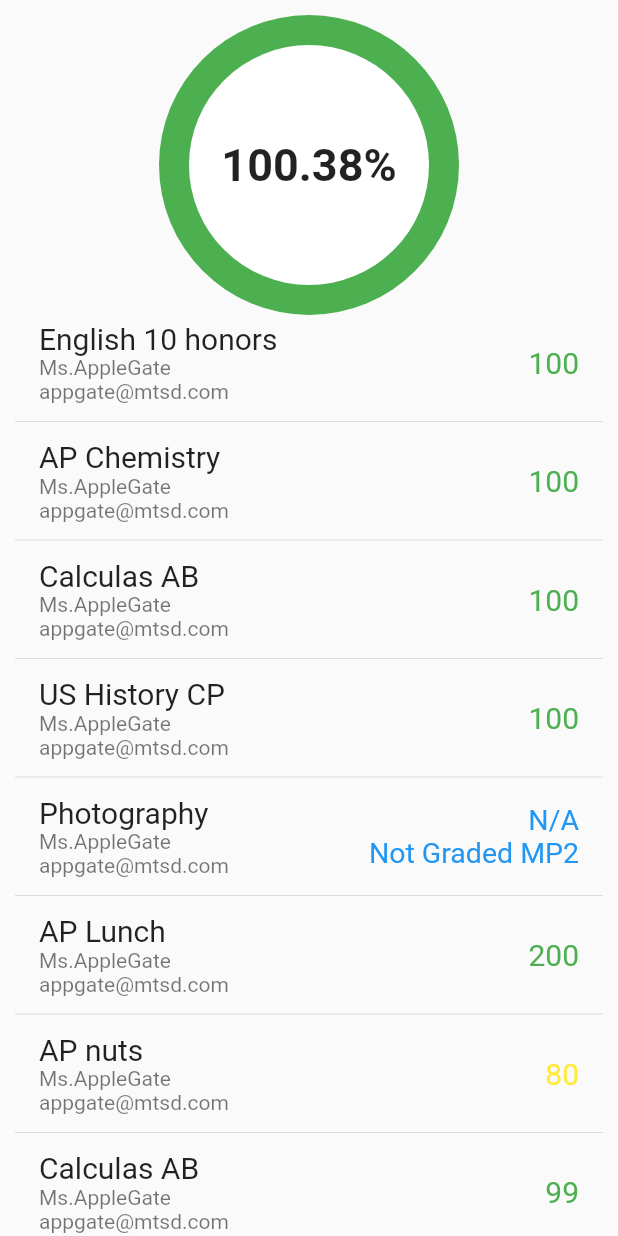
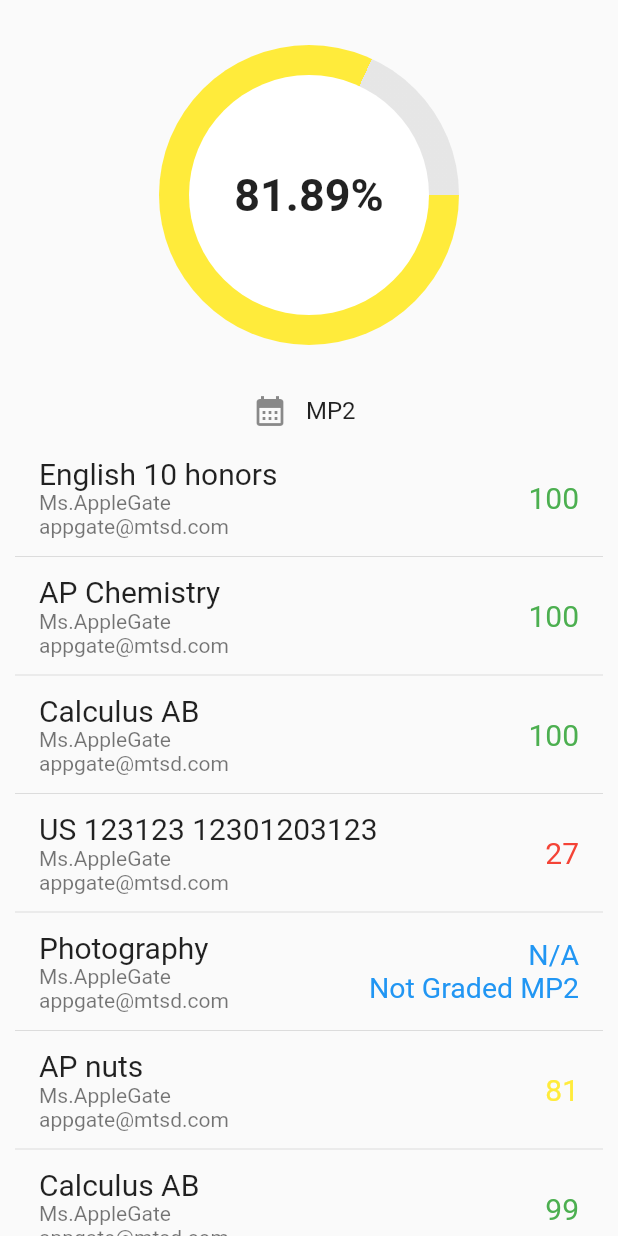
Before and after one commit to Genibook/Zenesus-frontend, a Flutter app: the screen it shows after launch, on a phone screen of 412 x 824 dp. Run offline on Flutter 3.47's test engine with Material 2 defaults, Android fonts, the phone set to English and light mode, and no system bars; our stand-ins replace device_preview, shared_preferences, universal_platform; missing offline and left inert: window_size.

Commit message:
courses page

```diff
--- a/lib/screens/testing.dart
+++ b/lib/screens/testing.dart
@@ -1,7 +1,9 @@
 import 'package:zenesus/serializers/courses.dart';
+import 'package:zenesus/serializers/mps.dart';
 import 'package:flutter/material.dart';
 import 'package:zenesus/widgets/appbar.dart';
 import 'dart:async';
+import 'dart:math';
 
 class TestingScreen extends StatefulWidget {
   const TestingScreen({Key? key}) : super(key: key);
@@ -12,6 +14,9 @@ class TestingScreen extends StatefulWidget {
 
 class _test extends State<TestingScreen> {
   Future<Courses>? _futureCourses;
+  Future<MPs>? _futureMPs;
+  late List<DropdownMenuItem<String>> _dropdownMenuMPS;
+  late String _selectedMP;
 
   @override
   void initState() {
@@ -22,8 +27,9 @@ class _test extends State<TestingScreen> {
   Widget build(BuildContext context) {
     setState(() {
       _futureCourses = modelCourse();
+      _futureMPs = modelMPs();
     });
-    return buildFutureBuilder();
+    return buildFutureCourseBuilder();
   }
 
   MaterialColor getColorFromGrade(double grade) {
@@ -60,20 +66,79 @@ class _test extends State<TestingScreen> {
     return average;
   }
 
-  FutureBuilder<Courses> buildFutureBuilder() {
+  List<DropdownMenuItem<String>> buildDropdownMenuMPS(List<String> mps) {
+    List<DropdownMenuItem<String>> items = [];
+    for (String mp in mps) {
+      items.add(
+        DropdownMenuItem(
+          value: mp,
+          child: Text(mp),
+        ),
+      );
+    }
+    return items;
+  }
+
+  onChangeDropdownMP(String? selectedMP) {
+    setState(() {
+      _selectedMP = selectedMP!;
+    });
+  }
+
+  FutureBuilder<MPs> buildFutureMPsBuilder() {
+    return FutureBuilder(
+      future: _futureMPs,
+      builder: ((context, snapshot) {
+        if (snapshot.hasData) {
+          _dropdownMenuMPS = buildDropdownMenuMPS(snapshot.data!.mps);
+          _selectedMP = snapshot.data!.mp;
+          FocusScope.of(context).unfocus();
+          return Padding(
+              padding: const EdgeInsets.all(0),
+              child: DropdownButtonFormField(
+                decoration: const InputDecoration(
+                    prefixIcon: Icon(Icons.calendar_month),
+                    enabledBorder: InputBorder.none),
+                value: _selectedMP,
+                items: _dropdownMenuMPS,
+                onChanged: onChangeDropdownMP,
+                icon: const Visibility(
+                    visible: false, child: Icon(Icons.arrow_downward)),
+                isExpanded: false,
+                autofocus: false,
+              ));
+        } else {
+          return const SizedBox.shrink();
+        }
+      }),
+    );
+  }
+
+  double roundDouble(double value, int places) {
+    num mod = pow(10.0, places);
+    return ((value * mod).round().toDouble() / mod);
+  }
+
+  FutureBuilder<Courses> buildFutureCourseBuilder() {
     return FutureBuilder(
       future: _futureCourses,
       builder: (context, snapshot) {
-        List<Widget> children;
+        Widget child;
         if (snapshot.hasData) {
           const double size = 200;
-          const double twoPi = 3.14 * 2;
+          const double twoPi = pi * 2;
           List<dynamic> data = snapshot.data!.courseGrades;
           double average = calculateGradeAverage(snapshot.data!.courseGrades);
           var brightness = MediaQuery.of(context).platformBrightness;
           bool isDarkMode = brightness == Brightness.dark;
-          children = [
-            Container(
+          child = Column(
+              crossAxisAlignment: CrossAxisAlignment.center,
+              mainAxisAlignment: MainAxisAlignment.start,
+              children: [
+                const SizedBox(
+                  height: 20,
+                ),
+                SizedBox(
                     width: size,
                     height: size,
                     child: Stack(children: [
@@ -107,13 +172,21 @@ class _test extends State<TestingScreen> {
                                   : Colors.white,
                               shape: BoxShape.circle),
                           child: Center(
-                          child: Text(
-                              "${double.parse((average).toStringAsFixed(2))}%",
+                              child: Text("${roundDouble(average, 2)}%",
                                   style: const TextStyle(
-                                  fontSize: 30, fontWeight: FontWeight.bold))),
+                                      fontSize: 30,
+                                      fontWeight: FontWeight.bold))),
                         ),
                       )
                     ])),
+                const SizedBox(
+                  height: 20,
+                ),
+                SizedBox(
+                  height: 50,
+                  width: 100,
+                  child: buildFutureMPsBuilder(),
+                ),
                 ListView.separated(
                     separatorBuilder: (_, __) => const Divider(),
                     physics: const NeverScrollableScrollPhysics(),
@@ -154,10 +227,16 @@ class _test extends State<TestingScreen> {
                         onTap: () {},
                       );
                     }),
-          ];
+              ]);
+          child = SingleChildScrollView(
+              physics: const ScrollPhysics(),
+              child: Padding(padding: const EdgeInsets.all(10), child: child));
         } else if (snapshot.hasError) {
-          children = <Widget>[
-            const CoursesAppbar(),
+          child = Center(
+              child: Column(
+                  crossAxisAlignment: CrossAxisAlignment.center,
+                  mainAxisAlignment: MainAxisAlignment.center,
+                  children: <Widget>[
                 const Icon(
                   Icons.error_outline,
                   color: Colors.red,
@@ -167,10 +246,13 @@ class _test extends State<TestingScreen> {
                   padding: const EdgeInsets.only(top: 16),
                   child: Text('Error: ${snapshot.error}'),
                 )
-          ];
+              ]));
         } else {
-          children = const <Widget>[
-            CoursesAppbar(),
+          child = Center(
+              child: Column(
+                  crossAxisAlignment: CrossAxisAlignment.center,
+                  mainAxisAlignment: MainAxisAlignment.center,
+                  children: const <Widget>[
                 SizedBox(
                   width: 60,
                   height: 60,
@@ -180,19 +262,9 @@ class _test extends State<TestingScreen> {
                   padding: EdgeInsets.only(top: 16),
                   child: Text('Fetching your information...'),
                 )
-          ];
+              ]));
         }
-        return Scaffold(
-            body: SingleChildScrollView(
-                physics: const ScrollPhysics(),
-                child: Padding(
-                  padding: const EdgeInsets.all(10),
-                  child: Column(
-                    crossAxisAlignment: CrossAxisAlignment.center,
-                    mainAxisAlignment: MainAxisAlignment.start,
-                    children: children,
-                  ),
-                )));
+        return Scaffold(body: child);
       },
     );
   }
--- a/lib/serializers/courses.dart
+++ b/lib/serializers/courses.dart
@@ -1,4 +1,3 @@
-import 'package:flutter/cupertino.dart';
 import 'package:http/http.dart' as http;
 import 'dart:convert';
 import 'dart:async';
@@ -44,8 +43,8 @@ Future<Courses> modelCourse() async {
   return const Courses(courseGrades: [
     ["English 10 honors", "Ms.AppleGate", "appgate@mtsd.com", "100", "N/A"],
     ["AP Chemistry", "Ms.AppleGate", "appgate@mtsd.com", "100", "N/A"],
-    ["Calculas AB", "Ms.AppleGate", "appgate@mtsd.com", "100", "N/A"],
-    ["US History CP", "Ms.AppleGate", "appgate@mtsd.com", "100", "N/A"],
+    ["Calculus AB", "Ms.AppleGate", "appgate@mtsd.com", "100", "N/A"],
+    ["US 123123 12301203123", "Ms.AppleGate", "appgate@mtsd.com", "27", "N/A"],
     [
       "Photography",
       "Ms.AppleGate",
@@ -53,25 +52,10 @@ Future<Courses> modelCourse() async {
       "N/A",
       "Not Graded MP2"
     ],
-    ["AP Lunch", "Ms.AppleGate", "appgate@mtsd.com", "200", "N/A"],
-    ["AP nuts", "Ms.AppleGate", "appgate@mtsd.com", "80", "N/A"],
-    ["Calculas AB", "Ms.AppleGate", "appgate@mtsd.com", "99", "N/A"],
-    ["IDK", "Ms.AppleGate", "appgate@mtsd.com", "40", "N/A"],
-    ["o", "Ms.AppleGate", "appgate@mtsd.com", "92", "N/A"],
+    ["AP nuts", "Ms.AppleGate", "appgate@mtsd.com", "81", "N/A"],
+    ["Calculus AB", "Ms.AppleGate", "appgate@mtsd.com", "99", "N/A"],
+    ["IDK", "Ms.AppleGate", "appgate@mtsd.com", "71", "N/A"],
+    ["o", "Ms.AppleGate", "appgate@mtsd.com", "61", "N/A"],
     ["AP Chemistry", "Ms.AppleGate", "appgate@mtsd.com", "98", "N/A"],
-    ["Calculas AB", "Ms.AppleGate", "appgate@mtsd.com", "100", "N/A"],
-    ["US History CP", "Ms.AppleGate", "appgate@mtsd.com", "100", "N/A"],
-    ["English 10 honors", "Ms.AppleGate", "appgate@mtsd.com", "100", "N/A"],
-    ["AP Chemistry", "Ms.AppleGate", "appgate@mtsd.com", "100", "N/A"],
-    ["Calculas AB", "Ms.AppleGate", "appgate@mtsd.com", "100", "N/A"],
-    ["US History CP", "Ms.AppleGate", "appgate@mtsd.com", "100", "N/A"],
-    ["English 10 honors", "Ms.AppleGate", "appgate@mtsd.com", "100", "N/A"],
-    ["AP Chemistry", "Ms.AppleGate", "appgate@mtsd.com", "100", "N/A"],
-    ["Calculas AB", "Ms.AppleGate", "appgate@mtsd.com", "100", "N/A"],
-    ["US History CP", "Ms.AppleGate", "appgate@mtsd.com", "100", "N/A"],
-    ["English 10 honors", "Ms.AppleGate", "appgate@mtsd.com", "100", "N/A"],
-    ["AP Chemistry", "Ms.AppleGate", "appgate@mtsd.com", "100", "N/A"],
-    ["Calculas AB", "Ms.AppleGate", "appgate@mtsd.com", "100", "N/A"],
-    ["US History CP", "Ms.AppleGate", "appgate@mtsd.com", "100", "N/A"],
   ]);
 }
--- /dev/null
+++ b/lib/serializers/mps.dart
@@ -0,0 +1,44 @@
+import 'package:http/http.dart' as http;
+import 'dart:convert';
+import 'dart:async';
+import "package:zenesus/constants.dart";
+
+class MPs {
+  final List<String> mps;
+  final String mp;
+
+  const MPs({
+    required this.mps,
+    required this.mp,
+  });
+
+  int length() {
+    return mps.length;
+  }
+
+  factory MPs.fromJson(Map<String, dynamic> json) {
+    return MPs(mps: json['mps'], mp: json['curr_mp']);
+  }
+}
+
+Future<MPs> createCourses(String email, String password, String school) async {
+  final response = await http.post(
+    Uri.parse('${Constants.url}/api/availableMPs'),
+    body: json.encode({
+      'email': email,
+      "password": password,
+      'highschool': school,
+    }),
+  );
+
+  if (response.statusCode == 200) {
+    return MPs.fromJson(jsonDecode(response.body));
+  } else {
+    throw Exception('Error');
+  }
+}
+
+Future<MPs> modelMPs() async {
+  await Future.delayed(const Duration(seconds: 2));
+  return const MPs(mps: ['MP1', "MP2"], mp: "MP2");
+}
```
Also changed, not shown: lib/widgets/appbar.dart (+13 -40 lines). Lines whose indentation alone changed are shown as unchanged.
